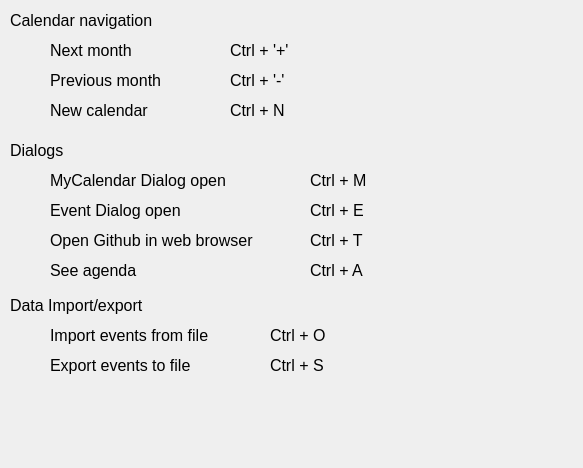
This is keyshortcutsdialog.ui in MigotMateusz/Time_organizer as Qt 5 draws it before an edit. The edited form follows.
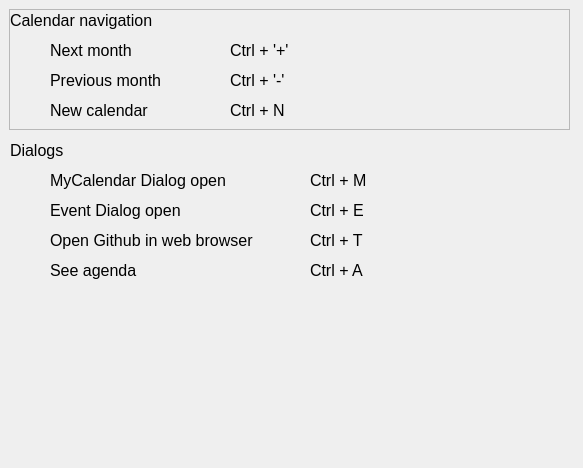
This is the edited form.

Patch:
```diff
--- a/keyshortcutsdialog.ui
+++ b/keyshortcutsdialog.ui
@@ -301,94 +301,23 @@
     <string>See agenda</string>
    </property>
   </widget>
-  <widget class="QLabel" name="label_17">
+  <widget class="QFrame" name="frame">
    <property name="geometry">
     <rect>
-     <x>10</x>
-     <y>290</y>
-     <width>181</width>
-     <height>31</height>
+     <x>9</x>
+     <y>9</y>
+     <width>561</width>
+     <height>121</height>
     </rect>
    </property>
-   <property name="font">
-    <font>
-     <pointsize>12</pointsize>
-    </font>
+   <property name="styleSheet">
+    <string notr="true">border-color: rgb(255, 17, 68);</string>
    </property>
-   <property name="text">
-    <string>Data Import/export</string>
+   <property name="frameShape">
+    <enum>QFrame::StyledPanel</enum>
    </property>
-  </widget>
-  <widget class="QLabel" name="label_18">
-   <property name="geometry">
-    <rect>
-     <x>50</x>
-     <y>320</y>
-     <width>211</width>
-     <height>31</height>
-    </rect>
-   </property>
-   <property name="font">
-    <font>
-     <pointsize>12</pointsize>
-    </font>
-   </property>
-   <property name="text">
-    <string>Import events from file</string>
-   </property>
-  </widget>
-  <widget class="QLabel" name="label_19">
-   <property name="geometry">
-    <rect>
-     <x>50</x>
-     <y>350</y>
-     <width>211</width>
-     <height>31</height>
-    </rect>
-   </property>
-   <property name="font">
-    <font>
-     <pointsize>12</pointsize>
-    </font>
-   </property>
-   <property name="text">
-    <string>Export events to file</string>
-   </property>
-  </widget>
-  <widget class="QLabel" name="label_20">
-   <property name="geometry">
-    <rect>
-     <x>270</x>
-     <y>320</y>
-     <width>181</width>
-     <height>31</height>
-    </rect>
-   </property>
-   <property name="font">
-    <font>
-     <pointsize>12</pointsize>
-    </font>
-   </property>
-   <property name="text">
-    <string>Ctrl + O</string>
-   </property>
-  </widget>
-  <widget class="QLabel" name="label_21">
-   <property name="geometry">
-    <rect>
-     <x>270</x>
-     <y>350</y>
-     <width>181</width>
-     <height>31</height>
-    </rect>
-   </property>
-   <property name="font">
-    <font>
-     <pointsize>12</pointsize>
-    </font>
-   </property>
-   <property name="text">
-    <string>Ctrl + S</string>
+   <property name="frameShadow">
+    <enum>QFrame::Raised</enum>
    </property>
   </widget>
  </widget>
```
